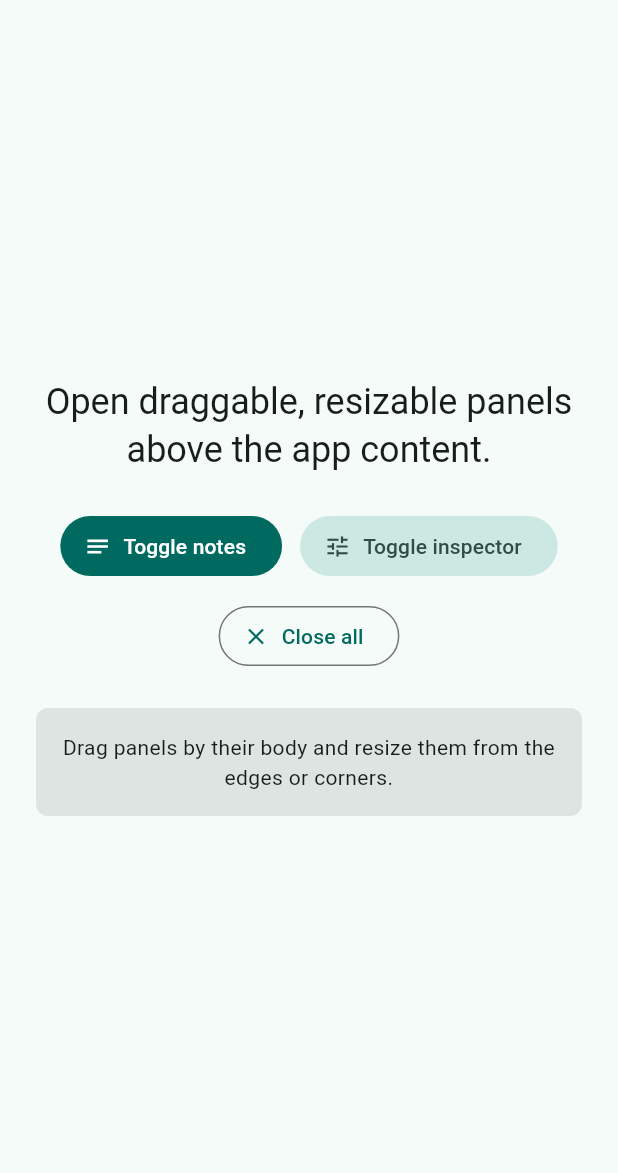
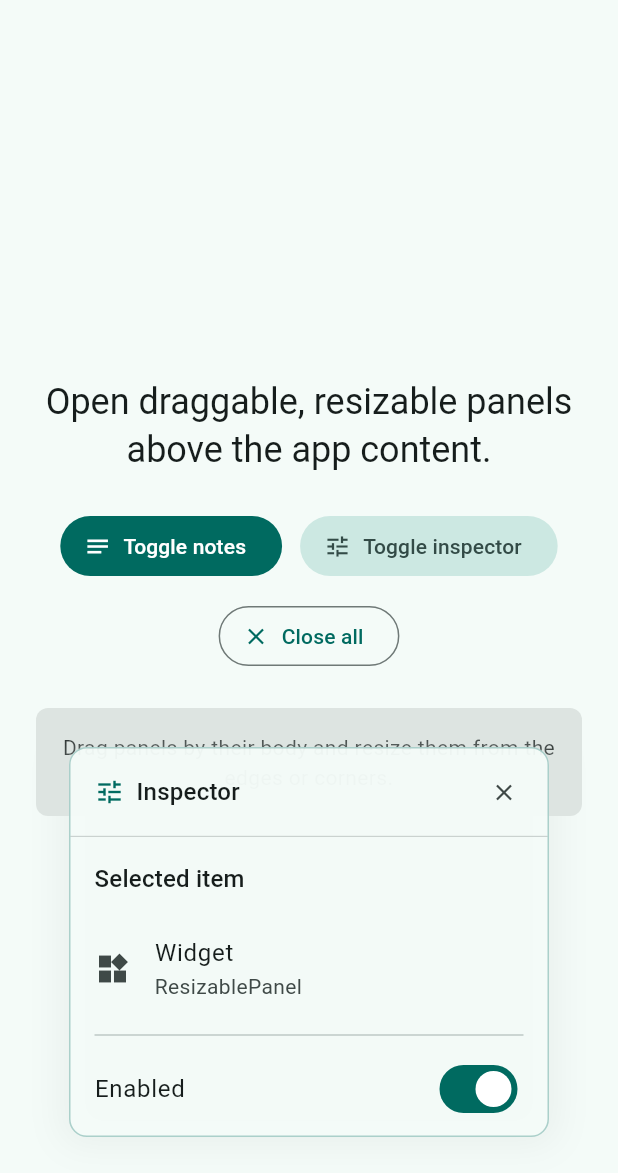
Before and after one commit to n0n1/panel_view, a Flutter app: the screen it shows after launch, after a tap on "Toggle inspector", on a phone screen of 412 x 824 dp, the part 63-1236 px from its top. Run offline on Flutter 3.47's test engine with Material 3 defaults, Android fonts, the phone set to English and light mode, and no system bars; our stand-ins replace equatable.

Commit message:
Position inspector panel near bottom

```diff
--- a/example/lib/main.dart
+++ b/example/lib/main.dart
@@ -117,7 +117,7 @@ class _ExampleHome extends StatelessWidget {
                       label: const Text('Toggle notes'),
                     ),
                     FilledButton.tonalIcon(
-                      onPressed: () => panelManager.togglePanel('inspector'),
+                      onPressed: () => _toggleInspector(context),
                       icon: const Icon(Icons.tune),
                       label: const Text('Toggle inspector'),
                     ),
@@ -149,6 +149,31 @@ class _ExampleHome extends StatelessWidget {
         ),
       ),
     );
+  }
+
+  void _toggleInspector(BuildContext context) {
+    final inspector = panelManager.getPanel('inspector');
+    if (inspector?.isOpen ?? false) {
+      panelManager.closePanel('inspector');
+      return;
+    }
+
+    final mediaQuery = MediaQuery.of(context);
+    final safeArea = mediaQuery.padding;
+    final viewport = mediaQuery.size;
+    final panelWidth = (viewport.width - 32).clamp(260.0, 320.0).toDouble();
+    final panelHeight = (viewport.height * 0.42).clamp(220.0, 260.0).toDouble();
+    final left =
+        ((viewport.width - panelWidth) / 2).clamp(16.0, viewport.width);
+    final top = (viewport.height - safeArea.bottom - panelHeight - 24).clamp(
+      safeArea.top + 16,
+      viewport.height,
+    );
+
+    panelManager.updateSize('inspector', Size(panelWidth, panelHeight));
+    panelManager.updatePosition(
+        'inspector', Offset(left.toDouble(), top.toDouble()));
+    panelManager.openPanel('inspector');
   }
 }
 
```
